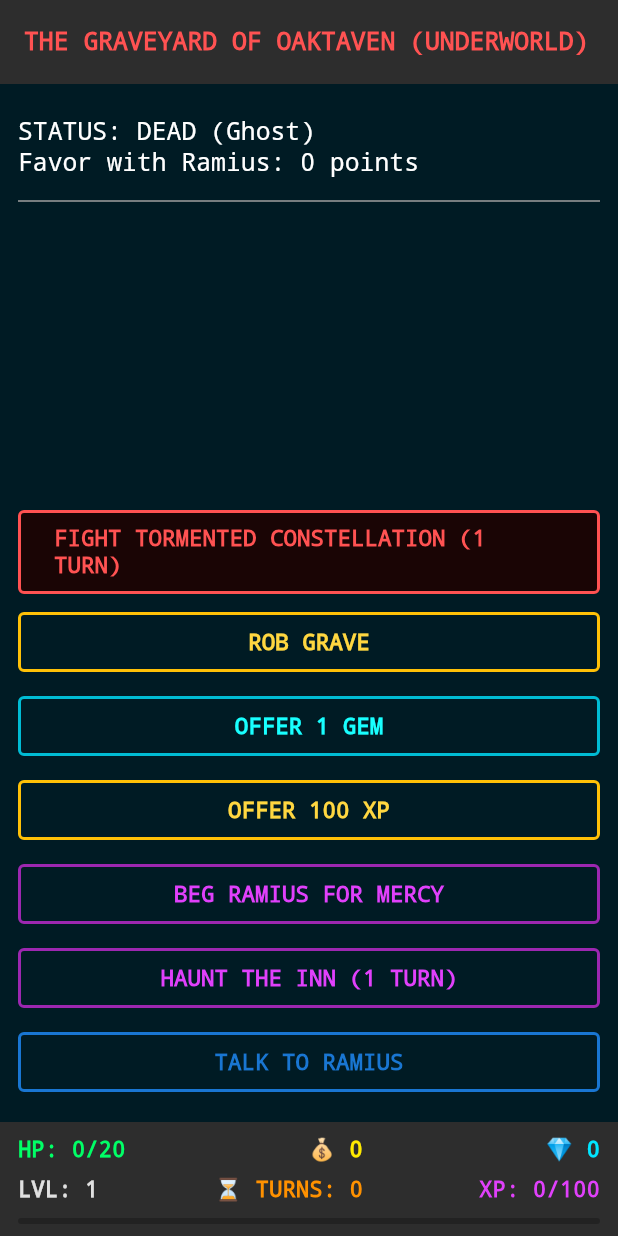
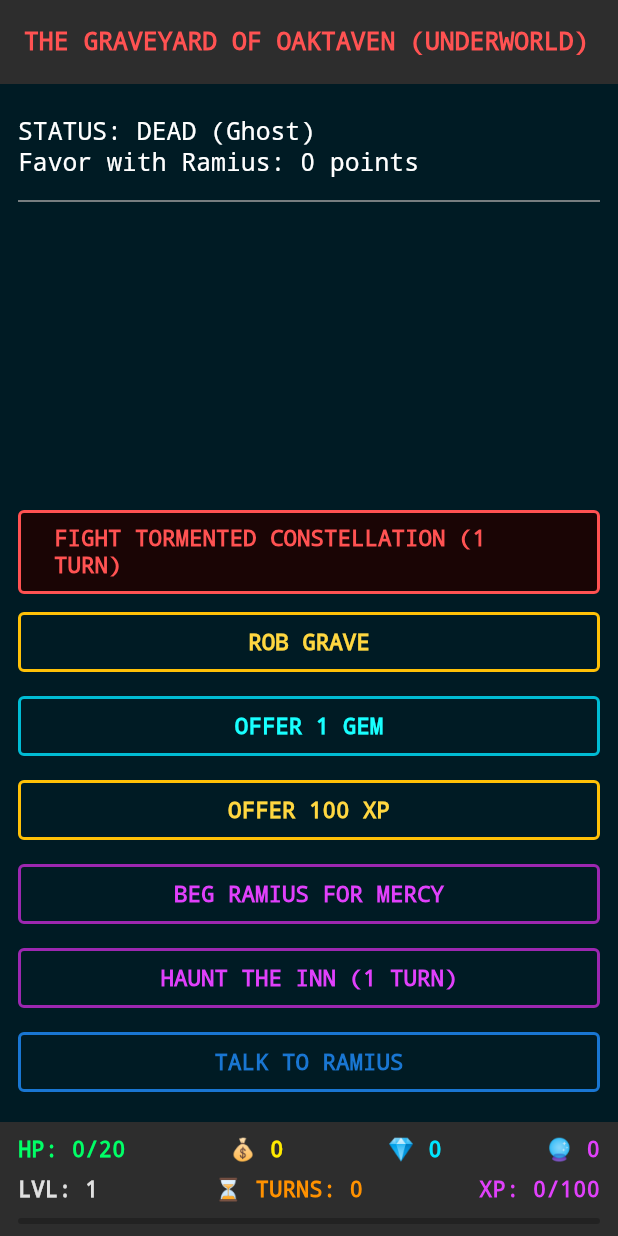
Before and after one commit to WebPearl-dev/LOGD, a Flutter app: the GraveyardScreen screen opened directly, on a phone screen of 412 x 824 dp. Run offline on Flutter 3.47's test engine with Material 3 defaults, Android fonts, the phone set to English and light mode, and no system bars; our stand-ins replace local_auth, shared_preferences, supabase_flutter; accounts and stored records are empty.

Commit message:
Add Gunst (Favor) indicator to LogdStatusBar and explain character death status (alive = false)

```diff
--- a/lib/screens/graveyard_screen.dart
+++ b/lib/screens/graveyard_screen.dart
@@ -437,6 +437,7 @@ class _GraveyardScreenState extends State<GraveyardScreen>
           turns: turns,
           level: level,
           experience: experience,
+          favor: favor,
         ),
       ),
     );
--- a/lib/screens/town_square_screen.dart
+++ b/lib/screens/town_square_screen.dart
@@ -485,6 +485,7 @@ class _TownSquareScreenState extends State<TownSquareScreen> {
           turns: turns,
           level: level,
           experience: experience,
+          favor: _con.playerData?['favor'] ?? 0,
         ),
       ),
     );
--- a/lib/widgets/status_bar.dart
+++ b/lib/widgets/status_bar.dart
@@ -10,6 +10,7 @@ class LogdStatusBar extends StatelessWidget {
   final int turns;
   final int level;
   final int experience;
+  final int favor;
 
   const LogdStatusBar({
     super.key,
@@ -20,6 +21,7 @@ class LogdStatusBar extends StatelessWidget {
     required this.turns,
     required this.level,
     required this.experience,
+    this.favor = 0,
   });
 
   @override
@@ -36,13 +38,14 @@ class LogdStatusBar extends StatelessWidget {
           mainAxisSize: MainAxisSize.min,
           crossAxisAlignment: CrossAxisAlignment.stretch,
           children: [
-            // Rij 1: HP, Goud en Edelstenen indicators
+            // Rij 1: HP, Goud, Edelstenen en Gunst indicators
             Row(
               mainAxisAlignment: MainAxisAlignment.spaceBetween,
               children: [
                 _buildStatText("HP: $currentHp/$maxHp", LogdCodes.uiGreen),
                 _buildStatText("💰 $goldOnHand", LogdCodes.uiYellow),
                 _buildStatText("💎 $gems", LogdCodes.uiBlue),
+                _buildStatText("🔮 $favor", LogdCodes.uiPurple),
               ],
             ),
             const SizedBox(height: 6),
```
